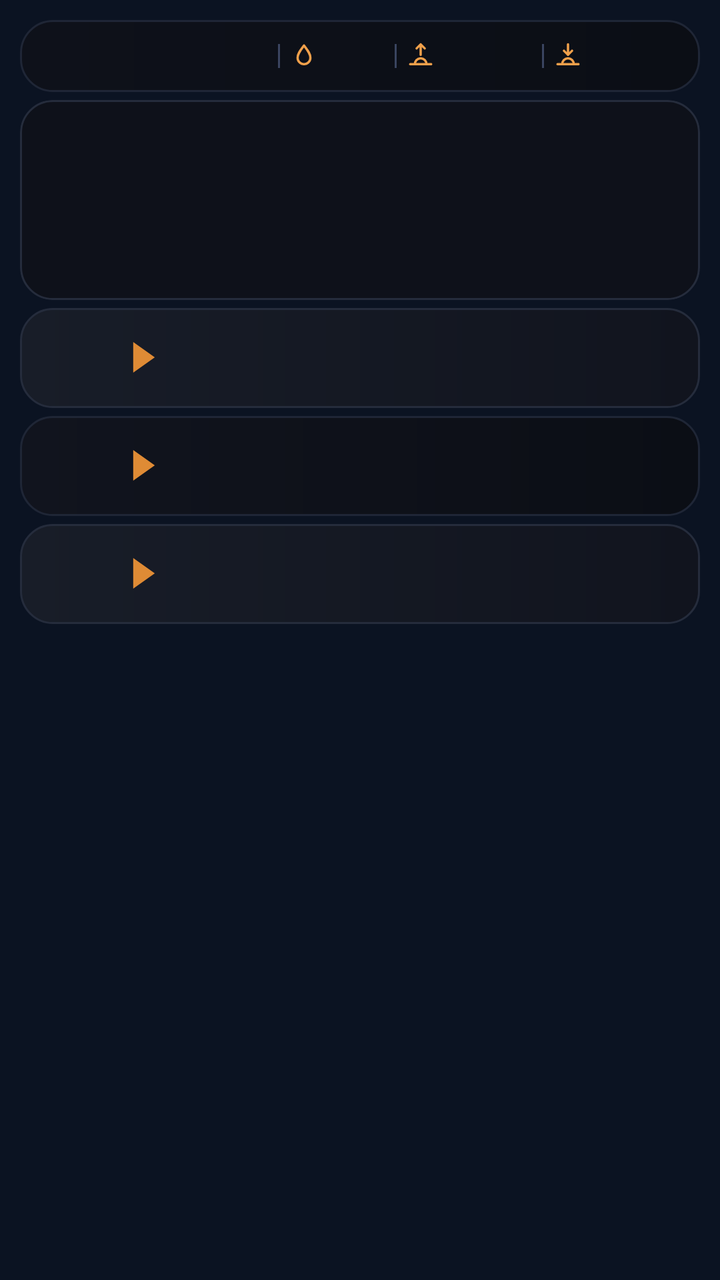
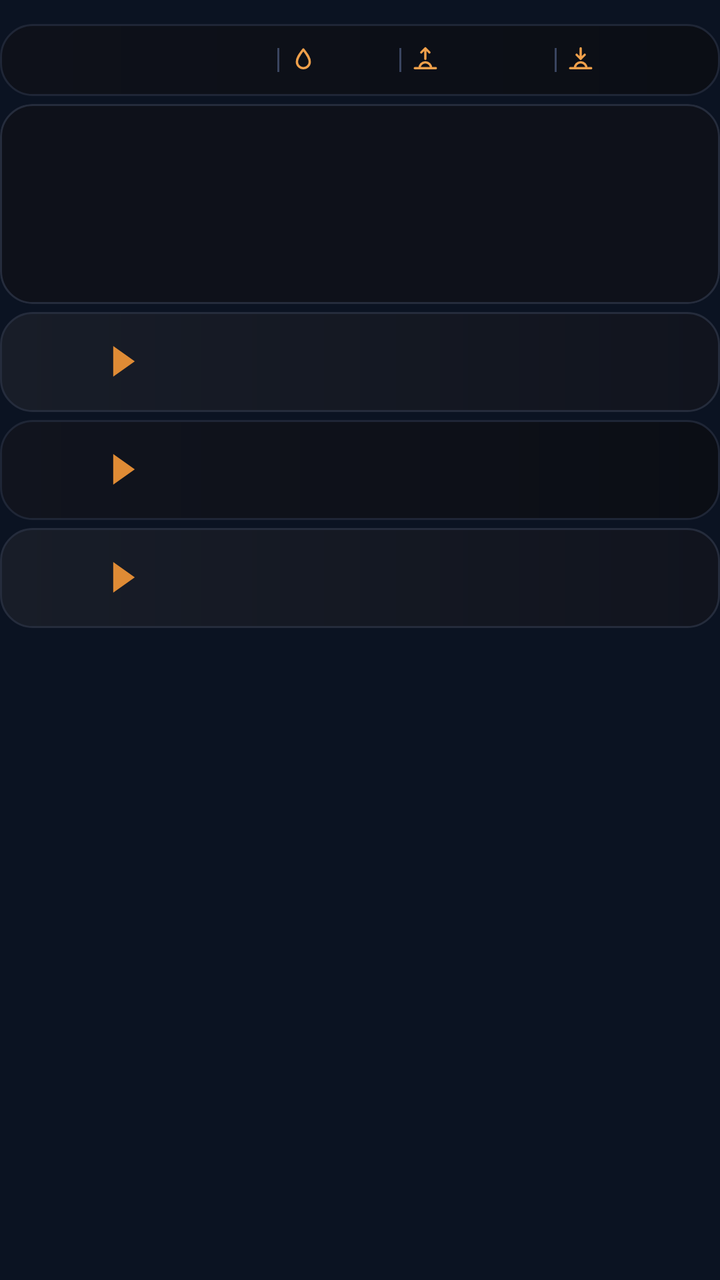

An Android layout rendered at two revisions. The XML below is the earlier revision; the diff shows what the commit changed to produce the second picture.
<!-- AndroidManifest.xml: application theme AppTheme -->
<!-- res/layout/widget_k3.xml -->
<?xml version="1.0" encoding="utf-8"?>
<FrameLayout xmlns:android="http://schemas.android.com/apk/res/android"
    android:id="@+id/root"
    android:layout_width="match_parent"
    android:layout_height="match_parent"
    android:padding="10dp">

    <LinearLayout
        android:layout_width="match_parent"
        android:layout_height="wrap_content"
        android:orientation="vertical">
        <LinearLayout
            android:layout_width="match_parent"
            android:layout_height="36dp"
            android:orientation="horizontal"
            android:gravity="center"
            android:background="@drawable/cur_header"
            android:paddingStart="10dp"
            android:paddingEnd="10dp">
            <ImageView
                android:id="@+id/hdr_feels"
                android:layout_width="0dp"
                android:layout_height="18dp"
                android:layout_weight="15"
                android:scaleType="fitCenter" />
            <ImageView
                android:id="@+id/sep0"
                android:layout_width="1dp"
                android:layout_height="12dp"
                android:src="@drawable/cur_sep"
                android:layout_marginStart="5dp"
                android:layout_marginEnd="5dp"
                android:scaleType="fitXY" />
            <ImageView
                android:id="@+id/ic0"
                android:layout_width="14dp"
                android:layout_height="14dp"
                android:src="@drawable/ic_drop"
                android:scaleType="fitCenter" />
            <ImageView
                android:id="@+id/hdr_hum"
                android:layout_width="0dp"
                android:layout_height="18dp"
                android:layout_weight="4"
                android:layout_marginStart="3dp"
                android:scaleType="fitStart" />
            <ImageView
                android:id="@+id/sep1"
                android:layout_width="1dp"
                android:layout_height="12dp"
                android:src="@drawable/cur_sep"
                android:layout_marginStart="5dp"
                android:layout_marginEnd="5dp"
                android:scaleType="fitXY" />
            <ImageView
                android:id="@+id/ic1"
                android:layout_width="14dp"
                android:layout_height="14dp"
                android:src="@drawable/ic_sunrise"
                android:scaleType="fitCenter" />
            <ImageView
                android:id="@+id/hdr_rise"
                android:layout_width="0dp"
                android:layout_height="18dp"
                android:layout_weight="6"
                android:layout_marginStart="3dp"
                android:scaleType="fitStart" />
            <ImageView
                android:id="@+id/sep2"
                android:layout_width="1dp"
                android:layout_height="12dp"
                android:src="@drawable/cur_sep"
                android:layout_marginStart="5dp"
                android:layout_marginEnd="5dp"
                android:scaleType="fitXY" />
            <ImageView
                android:id="@+id/ic2"
                android:layout_width="14dp"
                android:layout_height="14dp"
                android:src="@drawable/ic_sunset"
                android:scaleType="fitCenter" />
            <ImageView
                android:id="@+id/hdr_set"
                android:layout_width="0dp"
                android:layout_height="18dp"
                android:layout_weight="6"
                android:layout_marginStart="3dp"
                android:scaleType="fitStart" />
        </LinearLayout>
        <LinearLayout
            android:layout_width="match_parent"
            android:layout_height="100dp"
            android:orientation="horizontal"
            android:layout_marginTop="4dp"
            android:background="@drawable/cur_clocks"
            android:clipToOutline="true"
            android:padding="1dp">
            <FrameLayout
                android:layout_width="0dp"
                android:layout_height="match_parent"
                android:layout_weight="1">
                <ImageView
                    android:id="@+id/clk_bg_0"
                    android:layout_width="match_parent"
                    android:layout_height="match_parent"
                    android:scaleType="fitXY" />
                <LinearLayout
                    android:layout_width="match_parent"
                    android:layout_height="match_parent"
                    android:orientation="vertical"
                    android:gravity="center"
                    android:paddingStart="2dp"
                    android:paddingEnd="2dp">
                    <ImageView
                        android:id="@+id/clk_day_0"
                        android:layout_width="match_parent"
                        android:layout_height="16dp"
                        android:scaleType="fitCenter" />
                    <ImageView
                        android:id="@+id/clk_time_0"
                        android:layout_width="match_parent"
                        android:layout_height="30dp"
                        android:scaleType="fitCenter" />
                    <ImageView
                        android:id="@+id/clk_city_0"
                        android:layout_width="match_parent"
                        android:layout_height="17dp"
                        android:scaleType="fitCenter" />
                </LinearLayout>
            </FrameLayout>
            <FrameLayout
                android:layout_width="0dp"
                android:layout_height="match_parent"
                android:layout_weight="1">
                <ImageView
                    android:id="@+id/clk_bg_1"
                    android:layout_width="match_parent"
                    android:layout_height="match_parent"
                    android:scaleType="fitXY" />
                <LinearLayout
                    android:layout_width="match_parent"
                    android:layout_height="match_parent"
                    android:orientation="vertical"
                    android:gravity="center"
                    android:paddingStart="2dp"
                    android:paddingEnd="2dp">
                    <ImageView
                        android:id="@+id/clk_day_1"
                        android:layout_width="match_parent"
                        android:layout_height="16dp"
                        android:scaleType="fitCenter" />
                    <ImageView
                        android:id="@+id/clk_time_1"
                        android:layout_width="match_parent"
                        android:layout_height="30dp"
                        android:scaleType="fitCenter" />
                    <ImageView
                        android:id="@+id/clk_city_1"
                        android:layout_width="match_parent"
                        android:layout_height="17dp"
                        android:scaleType="fitCenter" />
                </LinearLayout>
            </FrameLayout>
            <FrameLayout
                android:layout_width="0dp"
                android:layout_height="match_parent"
                android:layout_weight="1">
                <ImageView
                    android:id="@+id/clk_bg_2"
                    android:layout_width="match_parent"
                    android:layout_height="match_parent"
                    android:scaleType="fitXY" />
                <LinearLayout
                    android:layout_width="match_parent"
                    android:layout_height="match_parent"
                    android:orientation="vertical"
                    android:gravity="center"
                    android:paddingStart="2dp"
                    android:paddingEnd="2dp">
                    <ImageView
                        android:id="@+id/clk_day_2"
                        android:layout_width="match_parent"
                        android:layout_height="16dp"
                        android:scaleType="fitCenter" />
                    <ImageView
                        android:id="@+id/clk_time_2"
                        android:layout_width="match_parent"
                        android:layout_height="30dp"
                        android:scaleType="fitCenter" />
                    <ImageView
                        android:id="@+id/clk_city_2"
                        android:layout_width="match_parent"
                        android:layout_height="17dp"
                        android:scaleType="fitCenter" />
                </LinearLayout>
            </FrameLayout>
            <FrameLayout
                android:layout_width="0dp"
                android:layout_height="match_parent"
                android:layout_weight="1">
                <ImageView
                    android:id="@+id/clk_bg_3"
                    android:layout_width="match_parent"
                    android:layout_height="match_parent"
                    android:scaleType="fitXY" />
                <LinearLayout
                    android:layout_width="match_parent"
                    android:layout_height="match_parent"
                    android:orientation="vertical"
                    android:gravity="center"
                    android:paddingStart="2dp"
                    android:paddingEnd="2dp">
                    <ImageView
                        android:id="@+id/clk_day_3"
                        android:layout_width="match_parent"
                        android:layout_height="16dp"
                        android:scaleType="fitCenter" />
                    <ImageView
                        android:id="@+id/clk_time_3"
                        android:layout_width="match_parent"
                        android:layout_height="30dp"
                        android:scaleType="fitCenter" />
                    <ImageView
                        android:id="@+id/clk_city_3"
                        android:layout_width="match_parent"
                        android:layout_height="17dp"
                        android:scaleType="fitCenter" />
                </LinearLayout>
            </FrameLayout>
        </LinearLayout>
        <LinearLayout
            android:layout_width="match_parent"
            android:layout_height="50dp"
            android:orientation="horizontal"
            android:gravity="center_vertical"
            android:layout_marginTop="4dp"
            android:background="@drawable/cur_row_light"
            android:paddingStart="10dp"
            android:paddingEnd="10dp">
            <LinearLayout
                android:layout_width="wrap_content"
                android:layout_height="wrap_content"
                android:orientation="horizontal"
                android:gravity="center_vertical">
                <ImageView
                    android:id="@+id/fl_a_0"
                    android:layout_width="32dp"
                    android:layout_height="27dp"
                    android:scaleType="fitCenter" />
                <ImageView
                    android:id="@+id/code_a_0"
                    android:layout_width="wrap_content"
                    android:layout_height="22dp"
                    android:adjustViewBounds="true"
                    android:layout_marginStart="6dp"
                    android:scaleType="fitStart" />
                <ImageView
                    android:id="@+id/arrow_0"
                    android:layout_width="12dp"
                    android:layout_height="16dp"
                    android:src="@drawable/cur_arrow"
                    android:layout_marginStart="8dp"
                    android:layout_marginEnd="10dp"
                    android:scaleType="fitCenter" />
                <ImageView
                    android:id="@+id/fl_b_0"
                    android:layout_width="32dp"
                    android:layout_height="27dp"
                    android:scaleType="fitCenter" />
                <ImageView
                    android:id="@+id/code_b_0"
                    android:layout_width="wrap_content"
                    android:layout_height="22dp"
                    android:adjustViewBounds="true"
                    android:layout_marginStart="6dp"
                    android:scaleType="fitStart" />
            </LinearLayout>
            <FrameLayout
                android:layout_width="0dp"
                android:layout_height="1dp"
                android:layout_weight="1" />
            <LinearLayout
                android:layout_width="108dp"
                android:layout_height="wrap_content"
                android:orientation="vertical"
                android:layout_marginStart="6dp">
                <LinearLayout
                    android:layout_width="match_parent"
                    android:layout_height="wrap_content"
                    android:orientation="horizontal"
                    android:gravity="center_vertical">
                    <ImageView
                        android:id="@+id/mkt_lbl_0"
                        android:layout_width="40dp"
                        android:layout_height="14dp"
                        android:scaleType="fitStart" />
                    <ImageView
                        android:id="@+id/mkt_val_0"
                        android:layout_width="0dp"
                        android:layout_height="20dp"
                        android:layout_weight="1"
                        android:scaleType="fitEnd" />
                </LinearLayout>
                <LinearLayout
                    android:layout_width="match_parent"
                    android:layout_height="wrap_content"
                    android:orientation="horizontal"
                    android:gravity="center_vertical"
                    android:layout_marginTop="2dp">
                    <ImageView
                        android:id="@+id/visa_logo_0"
                        android:layout_width="40dp"
                        android:layout_height="20dp"
                        android:scaleType="fitStart" />
                    <ImageView
                        android:id="@+id/visa_val_0"
                        android:layout_width="0dp"
                        android:layout_height="17dp"
                        android:layout_weight="1"
                        android:scaleType="fitEnd" />
                </LinearLayout>
            </LinearLayout>
        </LinearLayout>
        <LinearLayout
            android:layout_width="match_parent"
            android:layout_height="50dp"
            android:orientation="horizontal"
            android:gravity="center_vertical"
            android:layout_marginTop="4dp"
            android:background="@drawable/cur_row_dark"
            android:paddingStart="10dp"
            android:paddingEnd="10dp">
            <LinearLayout
                android:layout_width="wrap_content"
                android:layout_height="wrap_content"
                android:orientation="horizontal"
                android:gravity="center_vertical">
                <ImageView
                    android:id="@+id/fl_a_1"
                    android:layout_width="32dp"
                    android:layout_height="27dp"
                    android:scaleType="fitCenter" />
                <ImageView
                    android:id="@+id/code_a_1"
                    android:layout_width="wrap_content"
                    android:layout_height="22dp"
                    android:adjustViewBounds="true"
                    android:layout_marginStart="6dp"
                    android:scaleType="fitStart" />
                <ImageView
                    android:id="@+id/arrow_1"
                    android:layout_width="12dp"
                    android:layout_height="16dp"
                    android:src="@drawable/cur_arrow"
                    android:layout_marginStart="8dp"
                    android:layout_marginEnd="10dp"
                    android:scaleType="fitCenter" />
                <ImageView
                    android:id="@+id/fl_b_1"
                    android:layout_width="32dp"
                    android:layout_height="27dp"
                    android:scaleType="fitCenter" />
                <ImageView
                    android:id="@+id/code_b_1"
                    android:layout_width="wrap_content"
                    android:layout_height="22dp"
                    android:adjustViewBounds="true"
                    android:layout_marginStart="6dp"
                    android:scaleType="fitStart" />
            </LinearLayout>
            <FrameLayout
                android:layout_width="0dp"
                android:layout_height="1dp"
                android:layout_weight="1" />
            <LinearLayout
                android:layout_width="108dp"
                android:layout_height="wrap_content"
                android:orientation="vertical"
                android:layout_marginStart="6dp">
                <LinearLayout
                    android:layout_width="match_parent"
                    android:layout_height="wrap_content"
                    android:orientation="horizontal"
                    android:gravity="center_vertical">
                    <ImageView
                        android:id="@+id/mkt_lbl_1"
                        android:layout_width="40dp"
                        android:layout_height="14dp"
                        android:scaleType="fitStart" />
                    <ImageView
                        android:id="@+id/mkt_val_1"
                        android:layout_width="0dp"
                        android:layout_height="20dp"
                        android:layout_weight="1"
                        android:scaleType="fitEnd" />
                </LinearLayout>
                <LinearLayout
                    android:layout_width="match_parent"
                    android:layout_height="wrap_content"
                    android:orientation="horizontal"
                    android:gravity="center_vertical"
                    android:layout_marginTop="2dp">
                    <ImageView
                        android:id="@+id/visa_logo_1"
                        android:layout_width="40dp"
                        android:layout_height="20dp"
                        android:scaleType="fitStart" />
                    <ImageView
                        android:id="@+id/visa_val_1"
                        android:layout_width="0dp"
                        android:layout_height="17dp"
                        android:layout_weight="1"
                        android:scaleType="fitEnd" />
                </LinearLayout>
            </LinearLayout>
        </LinearLayout>
        <LinearLayout
            android:layout_width="match_parent"
            android:layout_height="50dp"
            android:orientation="horizontal"
            android:gravity="center_vertical"
            android:layout_marginTop="4dp"
            android:background="@drawable/cur_row_light"
            android:paddingStart="10dp"
            android:paddingEnd="10dp">
            <LinearLayout
                android:layout_width="wrap_content"
                android:layout_height="wrap_content"
                android:orientation="horizontal"
                android:gravity="center_vertical">
                <ImageView
                    android:id="@+id/fl_a_2"
                    android:layout_width="32dp"
                    android:layout_height="27dp"
                    android:scaleType="fitCenter" />
                <ImageView
                    android:id="@+id/code_a_2"
                    android:layout_width="wrap_content"
                    android:layout_height="22dp"
                    android:adjustViewBounds="true"
                    android:layout_marginStart="6dp"
                    android:scaleType="fitStart" />
                <ImageView
                    android:id="@+id/arrow_2"
                    android:layout_width="12dp"
                    android:layout_height="16dp"
                    android:src="@drawable/cur_arrow"
                    android:layout_marginStart="8dp"
                    android:layout_marginEnd="10dp"
                    android:scaleType="fitCenter" />
                <ImageView
                    android:id="@+id/fl_b_2"
                    android:layout_width="32dp"
                    android:layout_height="27dp"
                    android:scaleType="fitCenter" />
                <ImageView
                    android:id="@+id/code_b_2"
                    android:layout_width="wrap_content"
                    android:layout_height="22dp"
                    android:adjustViewBounds="true"
                    android:layout_marginStart="6dp"
                    android:scaleType="fitStart" />
            </LinearLayout>
            <FrameLayout
                android:layout_width="0dp"
                android:layout_height="1dp"
                android:layout_weight="1" />
            <LinearLayout
                android:layout_width="108dp"
                android:layout_height="wrap_content"
                android:orientation="vertical"
                android:layout_marginStart="6dp">
                <LinearLayout
                    android:layout_width="match_parent"
                    android:layout_height="wrap_content"
                    android:orientation="horizontal"
                    android:gravity="center_vertical">
                    <ImageView
                        android:id="@+id/mkt_lbl_2"
                        android:layout_width="40dp"
                        android:layout_height="14dp"
                        android:scaleType="fitStart" />
                    <ImageView
                        android:id="@+id/mkt_val_2"
                        android:layout_width="0dp"
                        android:layout_height="20dp"
                        android:layout_weight="1"
                        android:scaleType="fitEnd" />
                </LinearLayout>
                <LinearLayout
                    android:layout_width="match_parent"
                    android:layout_height="wrap_content"
                    android:orientation="horizontal"
                    android:gravity="center_vertical"
                    android:layout_marginTop="2dp">
                    <ImageView
                        android:id="@+id/visa_logo_2"
                        android:layout_width="40dp"
                        android:layout_height="20dp"
                        android:scaleType="fitStart" />
                    <ImageView
                        android:id="@+id/visa_val_2"
                        android:layout_width="0dp"
                        android:layout_height="17dp"
                        android:layout_weight="1"
                        android:scaleType="fitEnd" />
                </LinearLayout>
            </LinearLayout>
        </LinearLayout>
    </LinearLayout>
</FrameLayout>
<!-- resources referenced by this layout -->
<resources>
  <!-- drawable cur_arrow (drawable) -->
  <?xml version="1.0" encoding="utf-8"?>
  <vector xmlns:android="http://schemas.android.com/apk/res/android" android:width="20dp" android:height="26dp" android:viewportWidth="20" android:viewportHeight="26">
      <path android:fillColor="#FFDF8B35" android:pathData="M1,0L1,26L19,13Z" />
  </vector>
  <!-- drawable cur_clocks (drawable) -->
  <?xml version="1.0" encoding="utf-8"?>
  <shape xmlns:android="http://schemas.android.com/apk/res/android" android:shape="rectangle">
      <gradient android:angle="0" android:startColor="#FF0E111A" android:endColor="#FF0E111A" />
      <stroke android:width="1dp" android:color="#FF252C3C" />
      <corners android:radius="@dimen/widget_radius" />
  </shape>
  <!-- drawable cur_header (drawable) -->
  <?xml version="1.0" encoding="utf-8"?>
  <shape xmlns:android="http://schemas.android.com/apk/res/android" android:shape="rectangle">
      <gradient android:angle="0" android:startColor="#FF0E111A" android:endColor="#FF0B0E15" />
      <stroke android:width="1dp" android:color="#FF1F2636" />
      <corners android:radius="@dimen/widget_radius" />
  </shape>
  <!-- drawable cur_row_dark (drawable) -->
  <?xml version="1.0" encoding="utf-8"?>
  <shape xmlns:android="http://schemas.android.com/apk/res/android" android:shape="rectangle">
      <gradient android:angle="0" android:startColor="#FF11141E" android:endColor="#FF0B0E15" />
      <stroke android:width="1dp" android:color="#FF1F2636" />
      <corners android:radius="@dimen/widget_radius" />
  </shape>
  <!-- drawable cur_row_light (drawable) -->
  <?xml version="1.0" encoding="utf-8"?>
  <shape xmlns:android="http://schemas.android.com/apk/res/android" android:shape="rectangle">
      <gradient android:angle="0" android:startColor="#FF181D28" android:endColor="#FF11141E" />
      <stroke android:width="1dp" android:color="#FF252C3C" />
      <corners android:radius="@dimen/widget_radius" />
  </shape>
  <!-- drawable cur_sep (drawable) -->
  <?xml version="1.0" encoding="utf-8"?>
  <shape xmlns:android="http://schemas.android.com/apk/res/android" android:shape="rectangle"><solid android:color="#FF3A4560" /></shape>
  <!-- drawable ic_drop (drawable) -->
  <?xml version="1.0" encoding="utf-8"?>
  <vector xmlns:android="http://schemas.android.com/apk/res/android" android:width="24dp" android:height="24dp" android:viewportWidth="24" android:viewportHeight="24">
      <path android:strokeColor="#FFF0A04B" android:strokeWidth="2" android:strokeLineJoin="round" android:fillColor="#00000000"
          android:pathData="M12,3C15,7 17.5,10 17.5,13.5A5.5,5.5 0,0 1,6.5 13.5C6.5,10 9,7 12,3Z" />
  </vector>
  <!-- drawable ic_sunset (drawable) -->
  <?xml version="1.0" encoding="utf-8"?>
  <vector xmlns:android="http://schemas.android.com/apk/res/android" android:width="24dp" android:height="24dp" android:viewportWidth="24" android:viewportHeight="24">
      <path android:strokeColor="#FFF0A04B" android:strokeWidth="2" android:strokeLineCap="round" android:strokeLineJoin="round" android:fillColor="#00000000"
          android:pathData="M3,19L21,19M7,19A5,5 0,0 1,17 19M12,2L12,11M8.5,7.5L12,11L15.5,7.5" />
  </vector>
  <style name="AppTheme" parent="@android:style/Theme.DeviceDefault.NoActionBar">
          <item name="android:colorAccent">#DF8B35</item>
          <item name="android:colorControlActivated">#DF8B35</item>
          <item name="android:windowBackground">#0B1322</item>
          <item name="android:statusBarColor">#0E111A</item>
          <item name="android:navigationBarColor">#0B1322</item>
          <item name="android:textColorHint">#718096</item>
      </style>
  <dimen name="widget_radius">16dp</dimen>
  <!-- unchanged entries left out for length: 1 -->
</resources>

<!-- the commit's change to res/layout/widget_k3.xml (unified diff, before → after) -->
@@ -3,7 +3,8 @@
     android:id="@+id/root"
     android:layout_width="match_parent"
     android:layout_height="match_parent"
-    android:padding="10dp">
+    android:paddingTop="12dp"
+    android:paddingBottom="12dp">
 
     <LinearLayout
         android:layout_width="match_parent"
